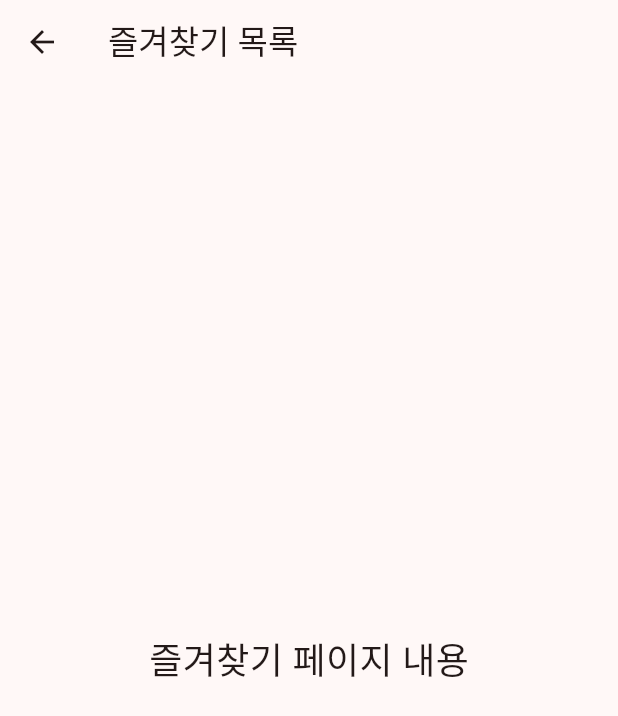
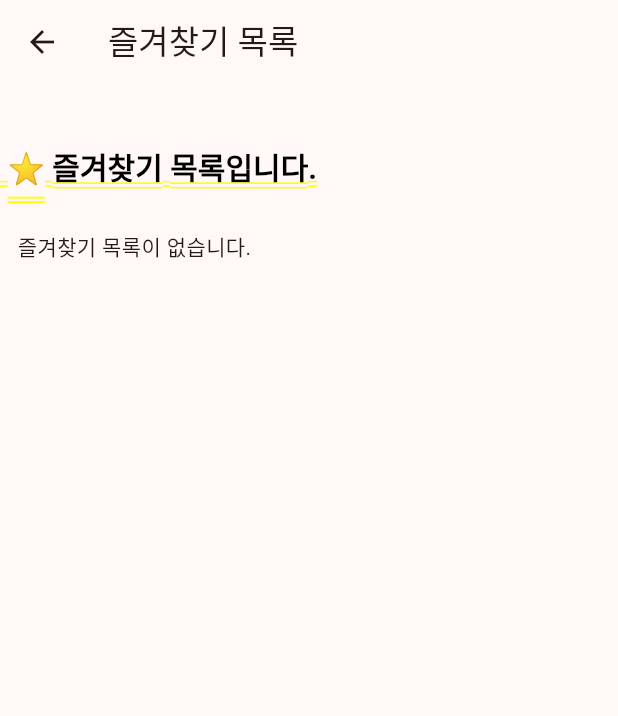
Before and after one commit to 77ssh/parking_map, a Flutter app: the StarPage screen opened directly, on a phone screen of 412 x 824 dp. Shown: the top 716 px of the screen. Run offline on Flutter 3.47's test engine with Material 3 defaults, Android fonts, the phone set to English and light mode, and no system bars; our stand-ins replace permission_handler, shared_preferences, speech_to_text; missing offline and left inert: flutter_naver_map; accounts and stored records are empty.

Commit message:
shared_preferences 이용해서 즐겨찾기 기능 추가

```diff
--- a/lib/common/utility.dart
+++ /dev/null
@@ -1,3 +0,0 @@
-import 'package:flutter/material.dart';
-
-  // 지도에 띄울 수 있는 정보창(json 파일에서 불러올 데이터 선택헤서 불러옴)
--- a/lib/pages/star.dart
+++ b/lib/pages/star.dart
@@ -1,7 +1,33 @@
 import 'package:flutter/material.dart';
+import 'package:shared_preferences/shared_preferences.dart';
 
-class StarPage extends StatelessWidget {
+class StarPage extends StatefulWidget {
   const StarPage({super.key});
+
+  @override
+  _StarPageState createState() => _StarPageState();
+}
+
+class _StarPageState extends State<StarPage> {
+  List<String> favoriteParkingList = [];
+
+  @override
+  void initState() {
+    super.initState();
+    _loadFavoriteParkingList();
+  }
+
+  Future<void> _loadFavoriteParkingList() async {
+    final SharedPreferences prefs = await SharedPreferences.getInstance();
+    final List<String>? favoriteList =
+        prefs.getStringList('favoriteParkingList');
+    debugPrint('정보 불러오는지 확인하기: $favoriteList');
+    if (favoriteList != null) {
+      setState(() {
+        favoriteParkingList = favoriteList;
+      });
+    }
+  }
 
   @override
   Widget build(BuildContext context) {
@@ -9,10 +35,42 @@ class StarPage extends StatelessWidget {
       appBar: AppBar(
         title: const Text('즐겨찾기 목록'),
       ),
-      body: const Center(
-        child: Text(
-          '즐겨찾기 페이지 내용',
-          style: TextStyle(fontSize: 24),
+      body: SingleChildScrollView(
+        child: Column(
+          crossAxisAlignment: CrossAxisAlignment.start,
+          children: [
+            const SizedBox(height: 40.0),
+            RichText(
+              text: TextSpan(
+                style: DefaultTextStyle.of(context).style,
+                children: const <TextSpan>[
+                  TextSpan(
+                    text: ' ⭐ 즐겨찾기 목록입니다.',
+                    style: TextStyle(
+                        fontWeight: FontWeight.bold,
+                        color: Colors.black,
+                        fontSize: 20.0),
+                  ),
+                ],
+              ),
+            ),
+            const SizedBox(height: 20.0),
+            // 여기에 favoriteParkingList를 사용하여 즐겨찾기 목록을 표시하는 위젯을 추가하세요.
+            favoriteParkingList.isNotEmpty
+                ? ListView.builder(
+                    shrinkWrap: true,
+                    itemCount: favoriteParkingList.length,
+                    itemBuilder: (context, index) {
+                      return ListTile(
+                        title: Text(favoriteParkingList[index]),
+                      );
+                    },
+                  )
+                : const Padding(
+                    padding: EdgeInsets.all(8.0),
+                    child: Text(' 즐겨찾기 목록이 없습니다.'),
+                  ),
+          ],
         ),
       ),
     );
--- a/pubspec.yaml
+++ b/pubspec.yaml
@@ -17,6 +17,7 @@ dependencies:
   permission_handler: ^11.3.0
 
 
+
 dev_dependencies:
   flutter_test:
     sdk: flutter
```
Also changed, not shown: lib/pages/home.dart (+28 -2 lines), 1 other file.
